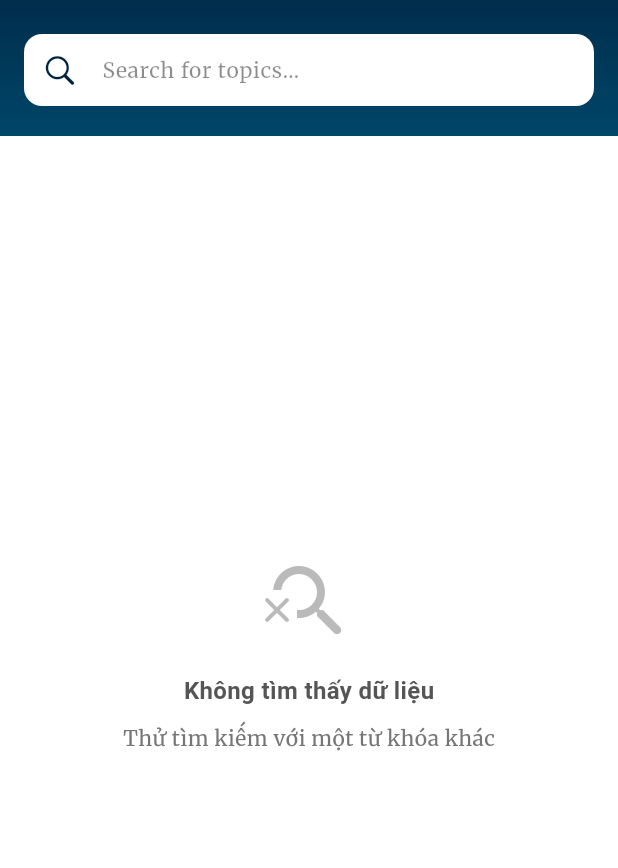
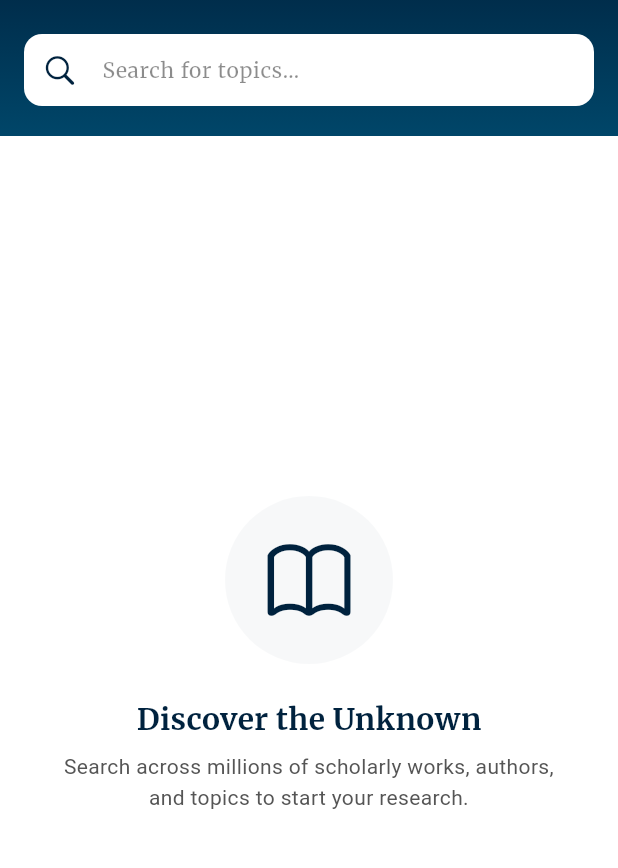
Before and after one commit to redrag2105/Synapse, a Flutter app: the screen it shows after launch, after a tap on "Topic Search & Discovery", on a phone screen of 412 x 824 dp, the part 62-930 px from its top. Run offline on Flutter 3.47's test engine with Material 3 defaults, Android fonts, the light colour scheme and no system bars; our stand-ins replace dio, flutter_riverpod, fpdart, go_router, google_fonts, logger and 1 more; network calls fail; Roboto replaces fonts that are missing (Merriweather Sans).

Commit message:
feat: Add trending topics feature with controller and UI integration

```diff
--- a/lib/app/di/providers.dart
+++ b/lib/app/di/providers.dart
@@ -20,6 +20,7 @@ import 'package:synapse/domain/usecases/author/get_top_authors_usecase.dart';
 import 'package:synapse/domain/usecases/publication/get_publication_by_id_usecase.dart';
 import 'package:synapse/domain/usecases/publication/get_publication_trend_usecase.dart';
 import 'package:synapse/domain/usecases/journal/get_top_journals_usecase.dart';
+import 'package:synapse/domain/usecases/publication/get_trending_topics_usecase.dart';
 import 'package:synapse/domain/usecases/publication/search_publications_usecase.dart';
 import 'package:synapse/domain/usecases/topic/get_topic_hints_usecase.dart';
 
@@ -108,3 +109,9 @@ final getPublicationByIdUseCaseProvider = Provider<GetPublicationByIdUseCase>((
 ) {
   return GetPublicationByIdUseCase(ref.watch(publicationRepositoryProvider));
 });
+
+final getTrendingTopicsUseCaseProvider = Provider<GetTrendingTopicsUseCase>((
+  ref,
+) {
+  return GetTrendingTopicsUseCase(ref.watch(publicationRepositoryProvider));
+});
--- a/lib/data/repositories/publication_repository_impl.dart
+++ b/lib/data/repositories/publication_repository_impl.dart
@@ -4,6 +4,7 @@ import 'package:synapse/app/utils/error_handler.dart';
 import 'package:synapse/data/models/publication_model.dart';
 import 'package:synapse/data/providers/apis/api_publication.dart';
 import 'package:synapse/domain/entities/publication_entity.dart';
+import 'package:synapse/domain/entities/topic_entity.dart';
 import 'package:synapse/domain/repositories/publication_repository.dart';
 
 class PublicationRepositoryImpl implements PublicationRepository {
@@ -82,4 +83,32 @@ class PublicationRepositoryImpl implements PublicationRepository {
       return Left(ErrorHandler.handle(e));
     }
   }
+
+  @override
+  Future<Either<Failure, List<TopicEntity>>> getTrendingTopics() async {
+    try {
+      final currentYear = DateTime.now().year;
+      final filterYear = '${currentYear - 2}-$currentYear';
+
+      final response = await _apiPublication.getWorks(
+        filter: 'publication_year:$filterYear',
+        groupBy: 'topics.id',
+      );
+
+      final groups = response['group_by'] as List;
+
+      final topics = groups.take(6).map((e) {
+        return TopicEntity(
+          id: e['key'].toString(),
+          displayName: e['key_display_name'].toString(),
+          description: null,
+          worksCount: e['count'] as int,
+        );
+      }).toList();
+
+      return Right(topics);
+    } catch (e) {
+      return Left(ErrorHandler.handle(e));
+    }
+  }
 }
--- a/lib/domain/repositories/publication_repository.dart
+++ b/lib/domain/repositories/publication_repository.dart
@@ -1,6 +1,7 @@
 import 'package:fpdart/fpdart.dart';
 import 'package:synapse/app/types/failure.dart';
 import 'package:synapse/domain/entities/publication_entity.dart';
+import 'package:synapse/domain/entities/topic_entity.dart';
 
 abstract class PublicationRepository {
   Future<Either<Failure, List<PublicationEntity>>> getPublicationsByTopicId(
@@ -14,4 +15,6 @@ abstract class PublicationRepository {
   );
 
   Future<Either<Failure, PublicationEntity>> getPublicationById(String id);
+
+  Future<Either<Failure, List<TopicEntity>>> getTrendingTopics();
 }
--- /dev/null
+++ b/lib/domain/usecases/publication/get_trending_topics_usecase.dart
@@ -0,0 +1,16 @@
+import 'package:fpdart/fpdart.dart';
+import 'package:synapse/app/core/usecases/no_param_usecase.dart';
+import 'package:synapse/app/types/failure.dart';
+import 'package:synapse/domain/entities/topic_entity.dart';
+import 'package:synapse/domain/repositories/publication_repository.dart';
+
+class GetTrendingTopicsUseCase implements NoParamUseCase<List<TopicEntity>> {
+  final PublicationRepository _repository;
+
+  GetTrendingTopicsUseCase(this._repository);
+
+  @override
+  Future<Either<Failure, List<TopicEntity>>> call() async {
+    return await _repository.getTrendingTopics();
+  }
+}
--- /dev/null
+++ b/lib/presentation/controllers/trending_topic_controller.dart
@@ -0,0 +1,83 @@
+import 'dart:async';
+import 'package:flutter_riverpod/flutter_riverpod.dart';
+import 'package:flutter_riverpod/misc.dart';
+import 'package:synapse/app/di/providers.dart';
+import 'package:synapse/app/utils/app_logger.dart';
+import 'package:synapse/domain/entities/topic_entity.dart';
+
+final trendingTopicControllerProvider =
+    AsyncNotifierProvider.autoDispose<
+      TrendingTopicController,
+      List<TopicEntity>
+    >(TrendingTopicController.new);
+
+class TrendingTopicController extends AsyncNotifier<List<TopicEntity>> {
+  List<TopicEntity>? _cache;
+  KeepAliveLink? _link;
+  Timer? _timer;
+
+  @override
+  FutureOr<List<TopicEntity>> build() async {
+    _keepAliveTemporarily();
+
+    ref.onDispose(() {
+      _timer?.cancel();
+      _cache = null;
+      AppLogger.d('🗑️ TrendingTopicController đã được dọn dẹp khỏi RAM');
+    });
+
+    return await _fetchTrendingTopics();
+  }
+
+  void _keepAliveTemporarily() {
+    _timer?.cancel();
+    _link ??= ref.keepAlive();
+    _timer = Timer(const Duration(minutes: 5), () {
+      _link?.close();
+      _link = null;
+    });
+  }
+
+  Future<List<TopicEntity>> _fetchTrendingTopics() async {
+    _keepAliveTemporarily();
+
+    if (_cache != null) {
+      AppLogger.i('⚡ Lấy danh sách Trending Topics từ Cache (0ms)');
+      return _cache!;
+    }
+
+    AppLogger.i('🔥 Không có Cache. Bắt đầu chạy UseCase lấy Trending Topics');
+    final stopwatch = Stopwatch()..start();
+
+    final useCase = ref.read(getTrendingTopicsUseCaseProvider);
+    final result = await useCase();
+
+    return result.fold(
+      (failure) {
+        stopwatch.stop();
+        AppLogger.e('⚠️ Lỗi khi tải Trending Topics: ${failure.message}');
+        throw Exception(failure.message);
+      },
+      (topics) {
+        stopwatch.stop();
+        AppLogger.i(
+          '🎉 Tải thành công ${topics.length} Trending Topics trong ${stopwatch.elapsedMilliseconds}ms',
+        );
+        _cache = topics;
+        return topics;
+      },
+    );
+  }
+
+  Future<void> refresh() async {
+    AppLogger.i('🔄 Đang làm mới danh sách Trending Topics...');
+    _cache = null;
+    state = const AsyncValue.loading();
+    try {
+      final topics = await _fetchTrendingTopics();
+      state = AsyncValue.data(topics);
+    } catch (e, stackTrace) {
+      state = AsyncValue.error(e, stackTrace);
+    }
+  }
+}
--- a/lib/presentation/screens/home/home_screen.dart
+++ b/lib/presentation/screens/home/home_screen.dart
@@ -1,8 +1,10 @@
 import 'package:flutter/material.dart';
 import 'package:flutter/cupertino.dart';
+import 'package:flutter_riverpod/flutter_riverpod.dart';
 import 'package:synapse/app/config/app_colors.dart';
 import 'package:synapse/app/config/app_text_styles.dart';
 import 'package:synapse/app/config/routes/app_routes.dart';
+import 'package:synapse/presentation/controllers/trending_topic_controller.dart';
 import 'package:synapse/presentation/screens/home/widgets/header_delegate.dart';
 import 'package:synapse/presentation/screens/home/widgets/square_feature_card.dart';
 import 'package:synapse/presentation/screens/home/widgets/topic_chip.dart';
@@ -15,6 +17,7 @@ class HomeScreen extends StatelessWidget {
   Widget build(BuildContext context) {
     final bottomPadding = MediaQuery.paddingOf(context).bottom;
     final topPadding = MediaQuery.paddingOf(context).top;
+    final currentYear = DateTime.now().year;
 
     return Scaffold(
       backgroundColor: AppColors.surfaceGray,
@@ -93,7 +96,7 @@ class HomeScreen extends StatelessWidget {
                 crossAxisAlignment: CrossAxisAlignment.start,
                 children: [
                   Text(
-                    'Trending Research Topics',
+                    'Trending Research Topics (${currentYear - 2}–$currentYear)',
                     style: AppTextStyles.h3.copyWith(
                       color: AppColors.textSecondary,
                       fontSize: 14,
@@ -102,17 +105,44 @@ class HomeScreen extends StatelessWidget {
                     ),
                   ),
                   const SizedBox(height: 16),
-                  const Wrap(
-                    spacing: 10,
-                    runSpacing: 12,
-                    children: [
-                      TopicChip(label: 'Artificial Intelligence'),
-                      TopicChip(label: 'Software Engineering'),
-                      TopicChip(label: 'Data Science'),
-                      TopicChip(label: 'Cybersecurity'),
-                      TopicChip(label: 'Internet of Things'),
-                      TopicChip(label: 'Blockchain'),
-                    ],
+
+                  Consumer(
+                    builder: (context, ref, child) {
+                      final trendingState = ref.watch(
+                        trendingTopicControllerProvider,
+                      );
+
+                      return trendingState.when(
+                        loading: () => Wrap(
+                          spacing: 10,
+                          runSpacing: 12,
+                          children: const [
+                            TopicChipSkeleton(width: 120),
+                            TopicChipSkeleton(width: 160),
+                            TopicChipSkeleton(width: 100),
+                            TopicChipSkeleton(width: 140),
+                            TopicChipSkeleton(width: 180),
+                            TopicChipSkeleton(width: 130),
+                          ],
+                        ),
+
+                        error: (err, stack) => Text(
+                          'Unable to load trends. Please check your connection.',
+                          style: AppTextStyles.metadata,
+                        ),
+
+                        data: (topics) {
+                          if (topics.isEmpty) return const SizedBox();
+                          return Wrap(
+                            spacing: 10,
+                            runSpacing: 12,
+                            children: topics.map((topic) {
+                              return TopicChip(topic: topic);
+                            }).toList(),
+                          );
+                        },
+                      );
+                    },
                   ),
                 ],
               ),
--- a/lib/presentation/screens/home/widgets/topic_chip.dart
+++ b/lib/presentation/screens/home/widgets/topic_chip.dart
@@ -1,18 +1,24 @@
 import 'package:flutter/material.dart';
+import 'package:flutter_riverpod/flutter_riverpod.dart';
 import 'package:go_router/go_router.dart';
+import 'package:shimmer/shimmer.dart';
 import 'package:synapse/app/config/app_colors.dart';
 import 'package:synapse/app/config/app_text_styles.dart';
 import 'package:synapse/app/config/routes/app_routes.dart';
+import 'package:synapse/domain/entities/topic_entity.dart';
+import 'package:synapse/presentation/controllers/search_controller.dart';
 
-class TopicChip extends StatelessWidget {
-  final String label;
+class TopicChip extends ConsumerWidget {
+  final TopicEntity topic;
 
-  const TopicChip({super.key, required this.label});
+  const TopicChip({super.key, required this.topic});
 
   @override
-  Widget build(BuildContext context) {
+  Widget build(BuildContext context, WidgetRef ref) {
     return InkWell(
       onTap: () {
+        ref.read(searchControllerProvider.notifier).searchByTopicId(topic);
+
         context.push(AppRoutes.search);
       },
       borderRadius: BorderRadius.circular(20),
@@ -31,7 +37,7 @@ class TopicChip extends StatelessWidget {
           ],
         ),
         child: Text(
-          label,
+          topic.displayName,
           style: AppTextStyles.button.copyWith(
             color: AppColors.brandBlue900,
             fontSize: 13,
@@ -42,3 +48,25 @@ class TopicChip extends StatelessWidget {
     );
   }
 }
+
+class TopicChipSkeleton extends StatelessWidget {
+  final double width;
+
+  const TopicChipSkeleton({super.key, required this.width});
+
+  @override
+  Widget build(BuildContext context) {
+    return Shimmer.fromColors(
+      baseColor: Colors.grey.shade300,
+      highlightColor: Colors.white,
+      child: Container(
+        width: width,
+        height: 38,
+        decoration: BoxDecoration(
+          color: Colors.white,
+          borderRadius: BorderRadius.circular(20),
+        ),
+      ),
+    );
+  }
+}
--- a/lib/presentation/screens/search/search_screen.dart
+++ b/lib/presentation/screens/search/search_screen.dart
@@ -1,12 +1,12 @@
 import 'package:flutter/material.dart';
+import 'package:flutter/cupertino.dart';
 import 'package:flutter_riverpod/flutter_riverpod.dart';
 import 'package:synapse/app/config/app_colors.dart';
-import 'package:synapse/app/config/app_text_styles.dart';
 import 'package:synapse/presentation/controllers/search_controller.dart';
-
-import 'widgets/publication_card.dart';
-import 'widgets/publication_card_skeleton.dart';
-import 'widgets/search_autocomplete_bar.dart';
+import 'package:synapse/presentation/screens/search/widgets/publication_card.dart';
+import 'package:synapse/presentation/screens/search/widgets/publication_card_skeleton.dart';
+import 'package:synapse/presentation/screens/search/widgets/search_empty_state.dart';
+import 'package:synapse/presentation/screens/search/widgets/search_header.dart';
 
 class SearchScreen extends ConsumerStatefulWidget {
   const SearchScreen({super.key});
@@ -26,56 +26,11 @@ class _SearchScreenState extends ConsumerState<SearchScreen> {
       backgroundColor: AppColors.background,
       body: Column(
         children: [
-          AnimatedContainer(
-            duration: const Duration(milliseconds: 300),
-            curve: Curves.easeInOut,
-            width: double.infinity,
-            decoration: const BoxDecoration(
-              gradient: LinearGradient(
-                begin: Alignment.topCenter,
-                end: Alignment.bottomCenter,
-                colors: [AppColors.brandBlue900, AppColors.brandBlue700],
-              ),
-            ),
-            child: SafeArea(
-              bottom: false,
-              child: Column(
-                mainAxisSize: MainAxisSize.min,
-                children: [
-                  ClipRect(
-                    child: AnimatedSize(
-                      duration: const Duration(milliseconds: 300),
-                      curve: Curves.easeInOut,
-                      child: SizedBox(
-                        height: _isFocused ? 0 : 56,
-                        width: double.infinity,
-                        child: Center(
-                          child: Text(
-                            'SYNAPSE',
-                            style: AppTextStyles.h2.copyWith(
-                              color: Colors.white,
-                              fontSize: 20,
-                              letterSpacing: 0.5,
-                            ),
-                          ),
-                        ),
-                      ),
-                    ),
-                  ),
-
-                  Padding(
-                    padding: const EdgeInsets.fromLTRB(16, 8, 16, 20),
-                    child: SearchAutocompleteBar(
-                      onFocusChanged: (hasFocus) {
-                        setState(() {
-                          _isFocused = hasFocus;
-                        });
-                      },
-                    ),
-                  ),
-                ],
-              ),
-            ),
+          SearchHeader(
+            isFocused: _isFocused,
+            onFocusChanged: (hasFocus) {
+              setState(() => _isFocused = hasFocus);
+            },
           ),
 
           // BODY CONTENT
@@ -100,37 +55,32 @@ class _SearchScreenState extends ConsumerState<SearchScreen> {
                         child: Text('Lỗi: ${error.toString()}'),
                       ),
                       data: (publications) {
+                        final lastQuery = ref
+                            .read(searchControllerProvider.notifier)
+                            .lastQuery;
+
                         if (publications.isEmpty) {
-                          return Center(
-                            key: const ValueKey('empty_state'),
-                            child: Column(
-                              mainAxisAlignment: MainAxisAlignment.center,
-                              children: [
-                                Icon(
-                                  Icons.search_off_rounded,
-                                  size: 64,
-                                  color: AppColors.textLight.withValues(
-                                    alpha: 0.5,
-                                  ),
-                                ),
-                                const SizedBox(height: 16),
-                                Text(
-                                  'Không tìm thấy dữ liệu',
-                                  style: AppTextStyles.h3.copyWith(
-                                    color: AppColors.textSecondary,
-                                  ),
-                                ),
-                                const SizedBox(height: 8),
-                                Text(
-                                  'Thử tìm kiếm với một từ khóa khác',
-                                  style: AppTextStyles.bodyText.copyWith(
-                                    color: AppColors.textLight,
-                                  ),
-                                ),
-                              ],
-                            ),
-                          );
+                          if (lastQuery.isEmpty) {
+                            return const SearchEmptyState(
+                              key: ValueKey('initial_state'),
+                              isInitialState: true,
+                              icon: CupertinoIcons.book,
+                              title: 'Discover the Unknown',
+                              subtitle:
+                                  'Search across millions of scholarly works, authors, and topics to start your research.',
+                            );
+                          } else {
+                            return SearchEmptyState(
+                              key: const ValueKey('empty_state'),
+                              isInitialState: false,
+                              icon: CupertinoIcons.search,
+                              title: 'No results found',
+                              subtitle:
+                                  'We couldn\'t find anything matching "$lastQuery".\nTry checking your spelling or use broader terms.',
+                            );
+                          }
                         }
+
                         return ListView.builder(
                           key: const ValueKey('real_data_list'),
                           padding: const EdgeInsets.only(top: 16),
--- /dev/null
+++ b/lib/presentation/screens/search/widgets/search_empty_state.dart
@@ -0,0 +1,64 @@
+import 'package:flutter/material.dart';
+import 'package:flutter/cupertino.dart';
+import 'package:synapse/app/config/app_colors.dart';
+import 'package:synapse/app/config/app_text_styles.dart';
+
+class SearchEmptyState extends StatelessWidget {
+  final IconData icon;
+  final String title;
+  final String subtitle;
+  final bool isInitialState;
+
+  const SearchEmptyState({
+    super.key,
+    required this.icon,
+    required this.title,
+    required this.subtitle,
+    this.isInitialState = false,
+  });
+
+  @override
+  Widget build(BuildContext context) {
+    return Center(
+      child: Column(
+        mainAxisAlignment: MainAxisAlignment.center,
+        children: [
+          if (isInitialState)
+            Container(
+              padding: const EdgeInsets.all(24),
+              decoration: BoxDecoration(
+                color: AppColors.brandBlue900.withValues(alpha: 0.03),
+                shape: BoxShape.circle,
+              ),
+              child: Icon(icon, size: 64, color: AppColors.brandBlue900),
+            )
+          else
+            Icon(icon, size: 64, color: AppColors.borderGray),
+
+          const SizedBox(height: 24),
+
+          Text(
+            title,
+            style: AppTextStyles.h2.copyWith(
+              fontFamily: isInitialState ? 'Merriweather' : null,
+              color: isInitialState
+                  ? AppColors.brandBlue900
+                  : AppColors.textPrimary,
+            ),
+          ),
+
+          const SizedBox(height: 8),
+
+          Padding(
+            padding: const EdgeInsets.symmetric(horizontal: 32.0),
+            child: Text(
+              subtitle,
+              style: AppTextStyles.metadata.copyWith(fontSize: 14, height: 1.5),
+              textAlign: TextAlign.center,
+            ),
+          ),
+        ],
+      ),
+    );
+  }
+}
--- /dev/null
+++ b/lib/presentation/screens/search/widgets/search_header.dart
@@ -0,0 +1,63 @@
+import 'package:flutter/material.dart';
+import 'package:synapse/app/config/app_colors.dart';
+import 'package:synapse/app/config/app_text_styles.dart';
+import 'search_autocomplete_bar.dart';
+
+class SearchHeader extends StatelessWidget {
+  final bool isFocused;
+  final ValueChanged<bool> onFocusChanged;
+
+  const SearchHeader({
+    super.key,
+    required this.isFocused,
+    required this.onFocusChanged,
+  });
+
+  @override
+  Widget build(BuildContext context) {
+    return AnimatedContainer(
+      duration: const Duration(milliseconds: 300),
+      curve: Curves.easeInOut,
+      width: double.infinity,
+      decoration: const BoxDecoration(
+        gradient: LinearGradient(
+          begin: Alignment.topCenter,
+          end: Alignment.bottomCenter,
+          colors: [AppColors.brandBlue900, AppColors.brandBlue700],
+        ),
+      ),
+      child: SafeArea(
+        bottom: false,
+        child: Column(
+          mainAxisSize: MainAxisSize.min,
+          children: [
+            ClipRect(
+              child: AnimatedSize(
+                duration: const Duration(milliseconds: 300),
+                curve: Curves.easeInOut,
+                child: SizedBox(
+                  height: isFocused ? 0 : 56,
+                  width: double.infinity,
+                  child: Center(
+                    child: Text(
+                      'SYNAPSE',
+                      style: AppTextStyles.h2.copyWith(
+                        color: Colors.white,
+                        fontSize: 20,
+                        letterSpacing: 0.5,
+                      ),
+                    ),
+                  ),
+                ),
+              ),
+            ),
+            Padding(
+              padding: const EdgeInsets.fromLTRB(16, 8, 16, 20),
+              child: SearchAutocompleteBar(onFocusChanged: onFocusChanged),
+            ),
+          ],
+        ),
+      ),
+    );
+  }
+}
```
Also changed, not shown: lib/domain/usecases/publication/search_publications_usecase.dart (+3 -14 lines), lib/presentation/controllers/search_controller.dart (+11 -1 lines), lib/presentation/screens/search/widgets/search_autocomplete_bar.dart (+21 -5 lines).
